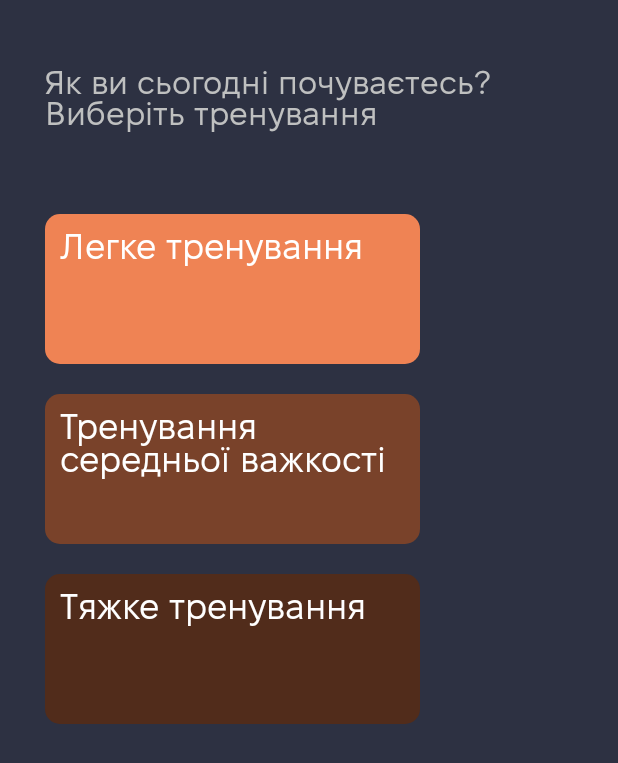
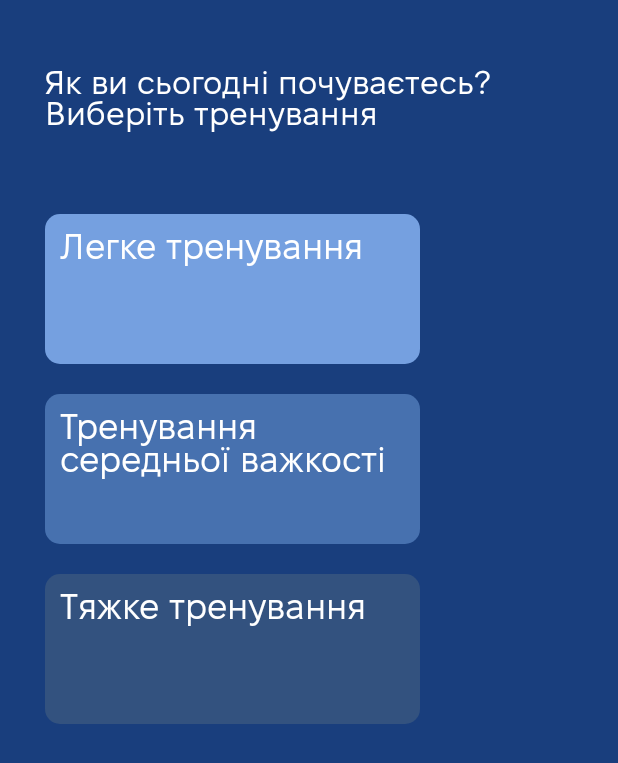
Before and after one commit to y0daaaa/Trainer, an Android app: the screen it shows after launch (MainActivity), on a phone screen of 412 x 824 dp. Shown: the top 763 px of the screen. Run offline under Robolectric (Android 15) with nearby library versions, the phone set to English and light mode, and no system bars; our stand-ins replace Dagger/Hilt's generated code; Roboto replaces fonts that are not available here.

Commit message:
need fix

```diff
--- a/app/build.gradle.kts
+++ b/app/build.gradle.kts
@@ -44,6 +44,7 @@ android {
 dependencies {
 
     implementation("androidx.core:core-ktx:1.12.0")
+    implementation("pl.droidsonroids.gif:android-gif-drawable:1.2.25")
     implementation("androidx.appcompat:appcompat:1.6.1")
     implementation("com.google.android.material:material:1.11.0")
     implementation("androidx.constraintlayout:constraintlayout:2.1.4")
--- a/app/src/main/res/drawable/background3.xml
+++ b/app/src/main/res/drawable/background3.xml
@@ -1,6 +1,6 @@
 <?xml version="1.0" encoding="utf-8"?>
 <shape xmlns:android="http://schemas.android.com/apk/res/android"
     android:shape="rectangle">
-    <solid android:color="#512C1B" />
+    <solid android:color="#33527F" />
     <corners android:radius="10dp" /> <!-- Задайте радиус для закругления углов -->
 </shape>
--- a/app/src/main/res/layout/fragment_home.xml
+++ b/app/src/main/res/layout/fragment_home.xml
@@ -15,7 +15,7 @@
         android:layout_marginEnd="40dp"
         android:fontFamily="@font/fixel_text"
         android:text="@string/choose_training"
-        android:textColor="@color/silver"
+        android:textColor="@color/white"
         android:textSize="22sp" />
 
 
--- a/app/src/main/res/navigation/nav_graph.xml
+++ b/app/src/main/res/navigation/nav_graph.xml
@@ -5,6 +5,9 @@
     android:id="@+id/nav_graph"
     app:startDestination="@id/homeFragment">
 
+    <action
+        android:id="@+id/action_global_homeFragment"
+        app:destination="@id/homeFragment" />
     <fragment
         android:id="@+id/sign_up_screen"
         android:name="com.example.trainer.ui.signup.SingUpFragment"
@@ -22,11 +25,13 @@
         android:name="com.example.trainer.ui.profile.ProfileFragment"
         android:label="fragment_profile"
         tools:layout="@layout/fragment_profile" />
+
     <fragment
         android:id="@+id/sign_in_screen"
         android:name="com.example.trainer.ui.signin.SignInFragment"
         android:label="fragment_sign_in"
         tools:layout="@layout/fragment_sign_in" />
+
     <action
         android:id="@+id/action_global_profile_screen"
         app:destination="@id/profile_screen" />
@@ -66,9 +71,22 @@
         android:id="@+id/action_global_mediumFragment"
         app:destination="@id/mediumFragment" />
     <action
+        android:id="@+id/action_global_light1Fragment"
+        app:destination="@+id/light1Fragment" />
+    <action
         android:id="@+id/action_global_lightFragment"
         app:destination="@id/lightFragment" />
+    <fragment
+        android:id="@+id/light1Fragment"
+        android:name="com.example.trainer.ui.light.Light1Fragment"
+        android:label="fragment_light1"
+        tools:layout="@layout/fragment_light1" />
+    <fragment
+        android:id="@+id/light2Fragment"
+        android:name="com.example.trainer.ui.light.Light2Fragment"
+        android:label="fragment_light2"
+        tools:layout="@layout/fragment_light2" />
     <action
-        android:id="@+id/action_global_homeFragment"
-        app:destination="@id/homeFragment" />
+        android:id="@+id/action_global_light2Fragment"
+        app:destination="@id/light2Fragment" />
 </navigation>
--- a/app/src/main/res/values/colors.xml
+++ b/app/src/main/res/values/colors.xml
@@ -1,9 +1,9 @@
 <?xml version="1.0" encoding="utf-8"?>
 <resources>
-    <color name="gunmetal">#2D3142</color>
+    <color name="gunmetal">#193E7D</color>
     <color name="white">#FFFFFFFF</color>
     <color name="silver">#BFC0C0</color>
-    <color name="coral">#EF8354</color>
+    <color name="coral">#75A0E0</color>
     <color name="bluegray">#3F4464</color>
-    <color name="dark_coral">#79422A</color>
+    <color name="dark_coral">#4771AF</color>
 </resources>
--- a/app/src/main/res/values/strings.xml
+++ b/app/src/main/res/values/strings.xml
@@ -11,9 +11,12 @@
     <string name="logout">Вийти</string>
     <string name="sign_in">Увійти</string>
     <string name="help">Допомога</string>
+    <string name="squats">Присідання - вправа яка ідеально підходить для </string>
     <string name="help2">Для звʼязку з нами використовуйте посилання нижче</string>
     <string name="light">Легке тренування</string>
     <string name="medium">Тренування середньої важкості</string>
     <string name="hard">Тяжке тренування</string>
     <string name="choose_training">Як ви сьогодні почуваєтесь? Виберіть тренування </string>
+    <!-- TODO: Remove or change this placeholder text -->
+    <string name="hello_blank_fragment">Hello blank fragment</string>
 </resources>
```
Also changed, not shown: app/src/main/java/com/example/trainer/ui/light/Light1Fragment.kt (added, +23 -0 lines), app/src/main/java/com/example/trainer/ui/light/Light2Fragment.kt (added, +23 -0 lines), app/src/main/java/com/example/trainer/ui/light/LightFragment.kt (added, +23 -0 lines), app/src/main/res/layout/fragment_light.xml (+40 -4 lines), app/src/main/res/layout/fragment_light1.xml (added, +49 -0 lines), app/src/main/res/layout/fragment_light2.xml (added, +49 -0 lines), app/src/main/res/drawable/sqqq.gif (added), app/src/main/res/drawable/squaats.gif (added), 3 other files.
